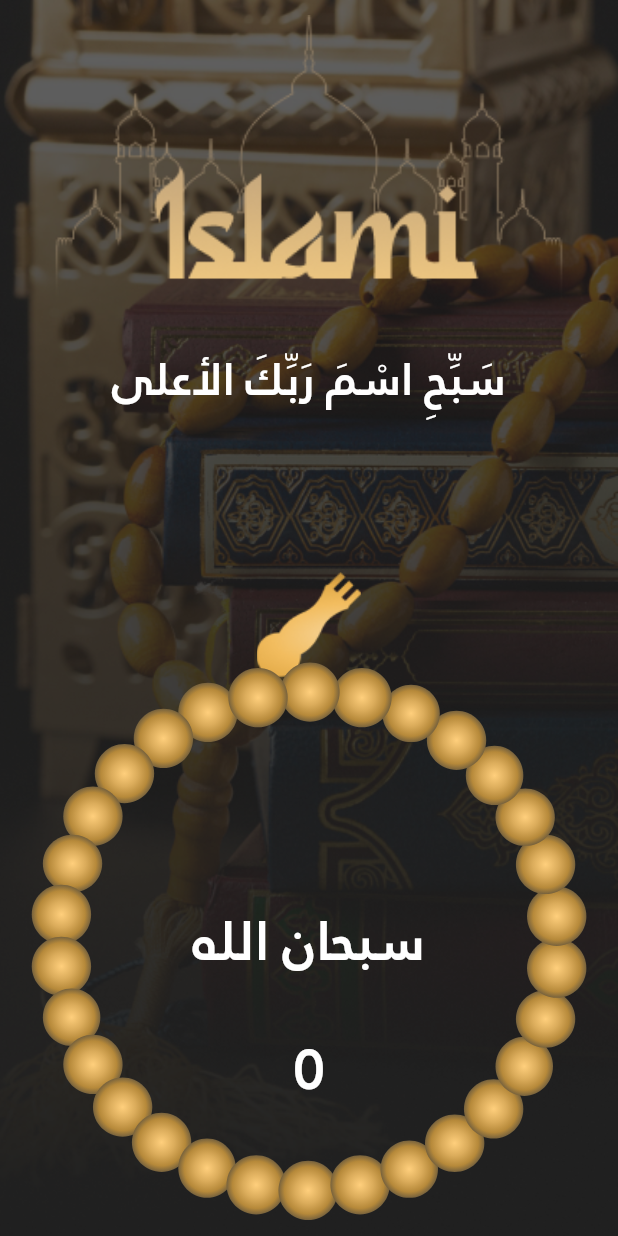
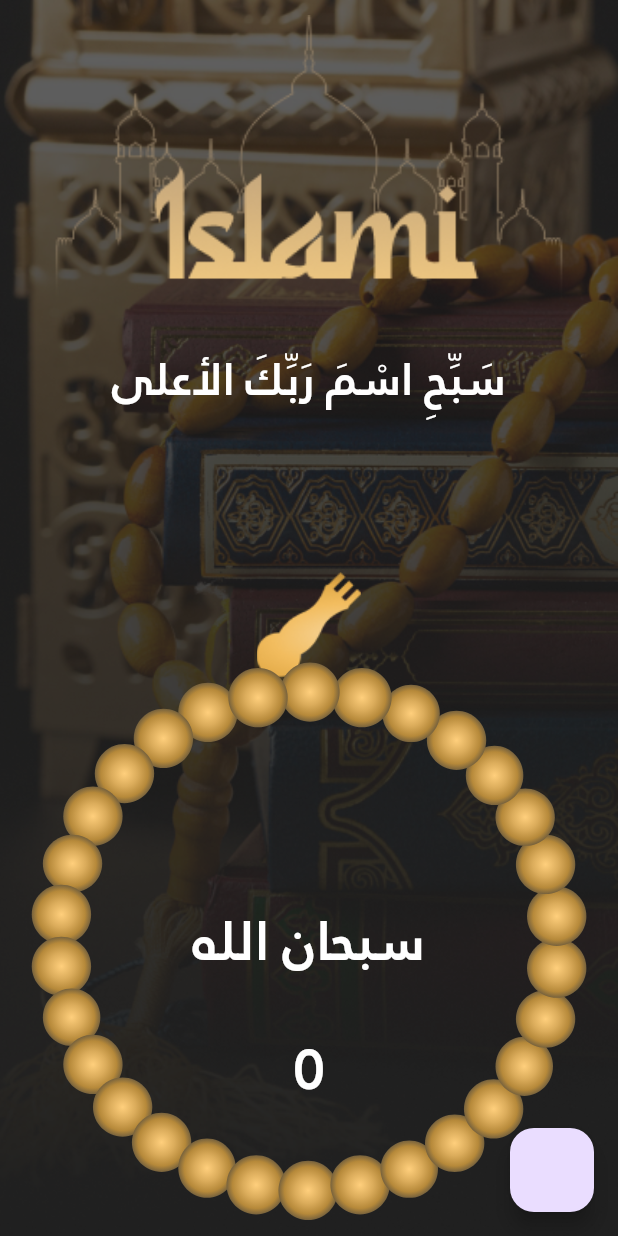
Before and after one commit to orabito/islami, a Flutter app: the SebhaTab screen opened directly, on a phone screen of 412 x 824 dp. Run offline on Flutter 3.47's test engine with Material 3 defaults, Android fonts, the phone set to English and light mode, and no system bars; our stand-ins replace carousel_slider, flutter_svg, shared_preferences; accounts and stored records are empty; project files that could hold a hidden picture were left out.

Commit message:
+add  FloatingActionButton

```diff
--- a/lib/ui/home/tabs/sebha_tab.dart
+++ b/lib/ui/home/tabs/sebha_tab.dart
@@ -17,7 +17,14 @@ class _SebhaTabState extends State<SebhaTab> {
 
   @override
   Widget build(BuildContext context) {
-    return Container(
+    return SafeArea(
+      child: Scaffold(
+
+        floatingActionButton: FloatingActionButton(onPressed: (){
+
+        }),
+        body: Container(
+
           width: double.infinity,
           decoration: const BoxDecoration(
               image: DecorationImage(
@@ -107,6 +114,8 @@ class _SebhaTabState extends State<SebhaTab> {
               ],
             ),
           ),
+        ),
+      ),
     );
   }
 
```
Lines whose indentation alone changed are shown as unchanged.
